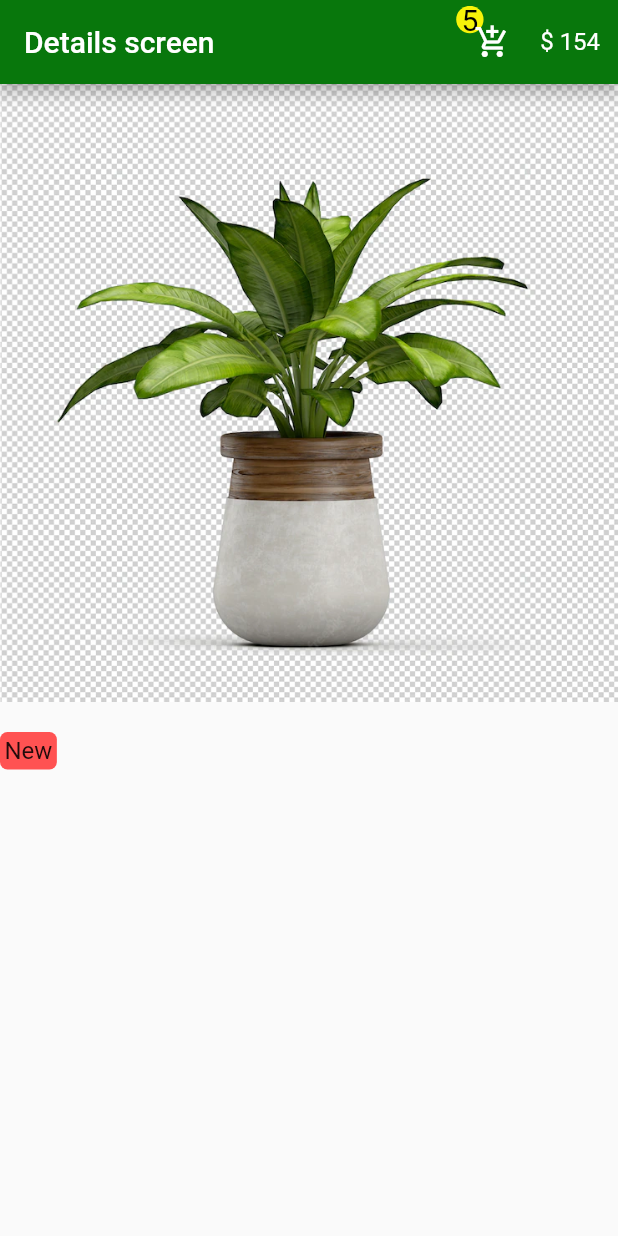
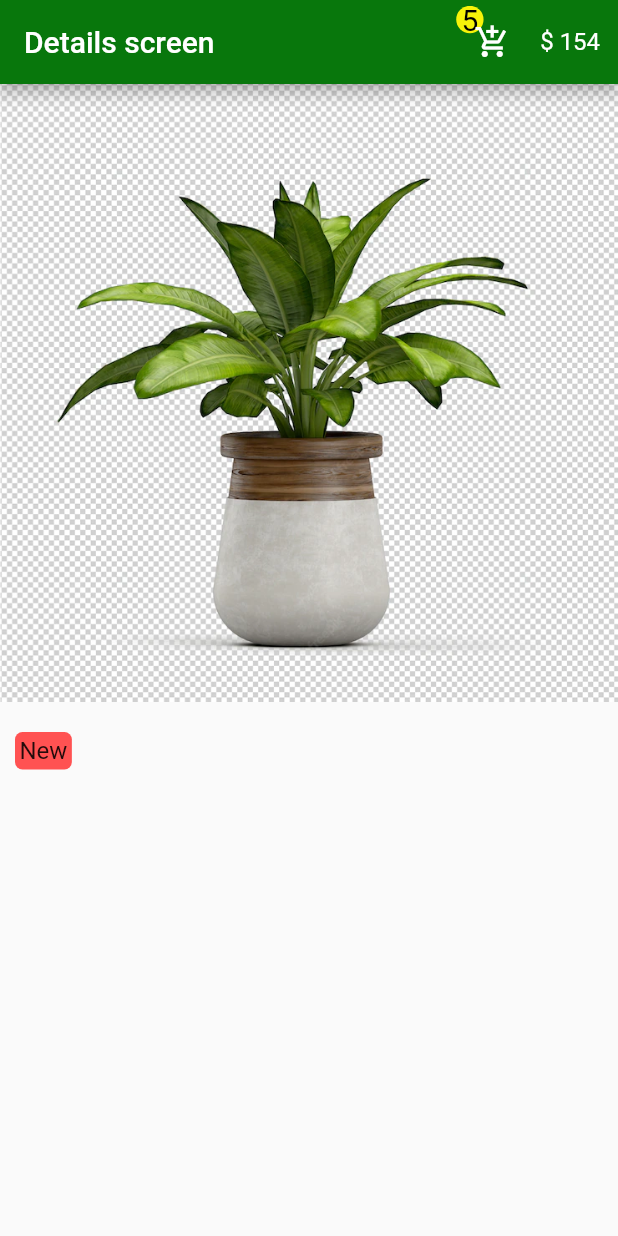
Before and after one commit to AbdulrhmanM0hamed/Flower_App, a Flutter app: the screen it shows after launch, on a phone screen of 412 x 824 dp. Run offline on Flutter 3.47's test engine with Material 2 defaults, Android fonts, the phone set to English and light mode, and no system bars.

Commit message:
change position of continer

```diff
--- a/lib/pages/detils.dart
+++ b/lib/pages/detils.dart
@@ -52,7 +52,9 @@ class Deteils extends StatelessWidget {
           ),
           Row(
             children: [
-              Container(
+              Padding(
+                padding: const EdgeInsets.only(left: 10),
+                child: Container(
                   decoration: BoxDecoration(
                     color: Colors.redAccent,
                     borderRadius: BorderRadius.circular(5),
@@ -62,6 +64,7 @@ class Deteils extends StatelessWidget {
                     "New",
                     style: TextStyle(fontSize: 16),
                   ),
+                ),
               )
             ],
           )
```
Lines whose indentation alone changed are shown as unchanged.
